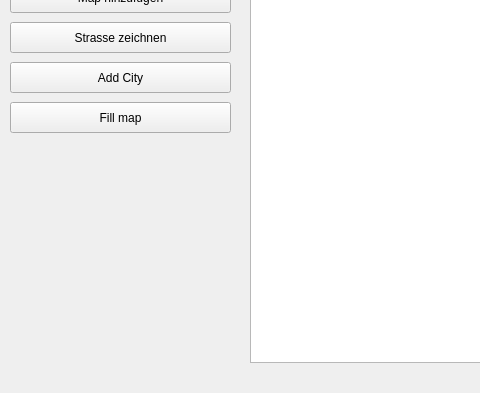
Qt form mainwindow.ui (FixedKestrel480/Versuch9) before a commit; both pictures show x 0 to 480 and y 207 to 600 of the 800 by 600 pixel window.
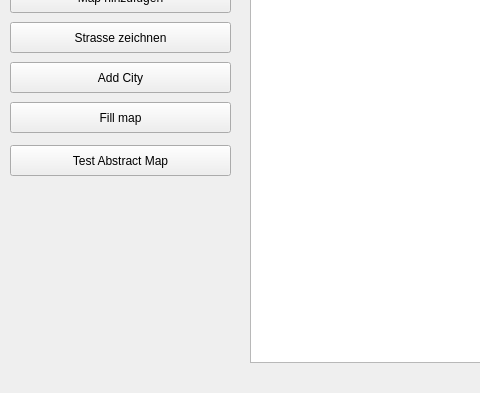
The same form after that commit.

Commit message: 9.5.1 test abstract map

The edit to the form file:
```diff
--- a/mainwindow.ui
+++ b/mainwindow.ui
@@ -159,6 +159,19 @@
      <string>Fill map</string>
     </property>
    </widget>
+   <widget class="QPushButton" name="pushButton_testAbstract">
+    <property name="geometry">
+     <rect>
+      <x>10</x>
+      <y>333</y>
+      <width>221</width>
+      <height>31</height>
+     </rect>
+    </property>
+    <property name="text">
+     <string>Test Abstract Map</string>
+    </property>
+   </widget>
   </widget>
   <widget class="QMenuBar" name="menubar">
    <property name="geometry">
```
The commit also changes 5 other files.
